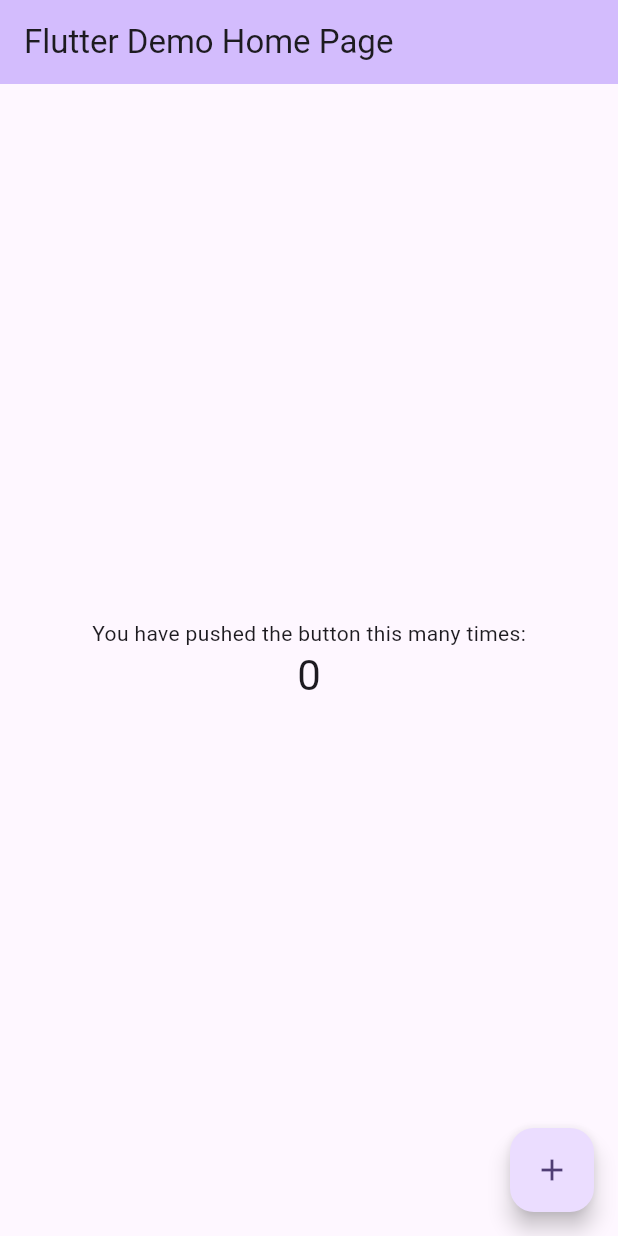
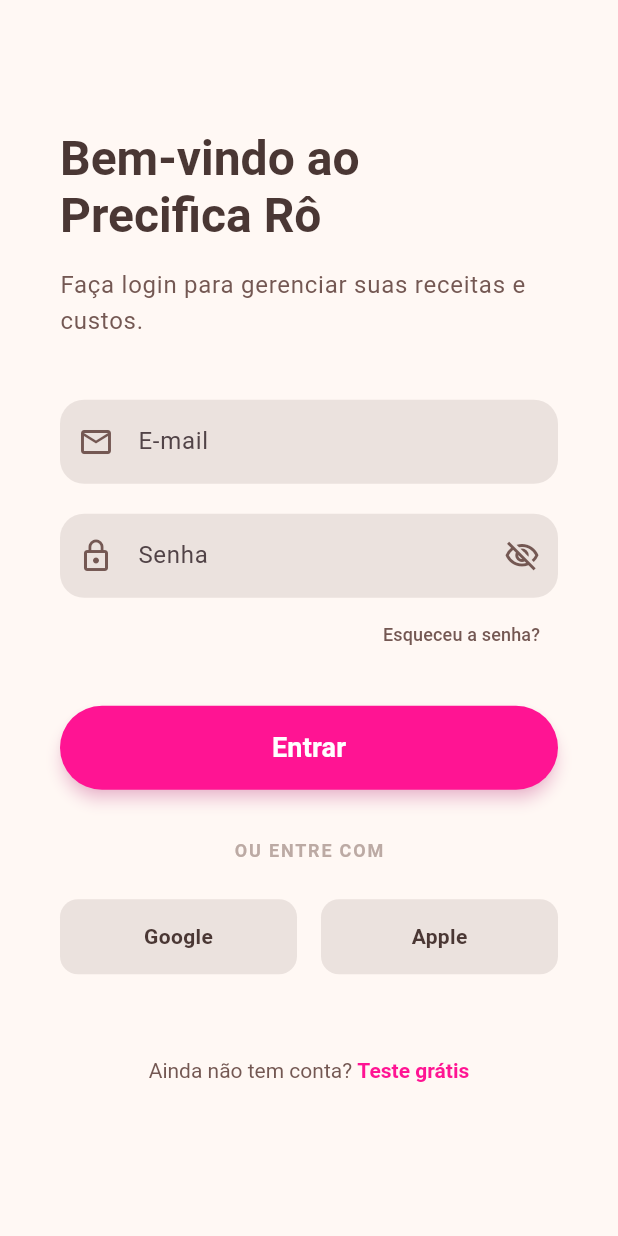
Before and after one commit to nilknarfsam/precifica_ro_web, a Flutter app: the screen it shows after launch, on a phone screen of 412 x 824 dp. Run offline on Flutter 3.47's test engine with Material 3 defaults, Android fonts, the phone set to English and light mode, and no system bars; our stand-ins replace firebase_core; accounts and stored records are empty.

Commit message:
criação da tela de login

```diff
--- a/lib/main.dart
+++ b/lib/main.dart
@@ -1,122 +1,43 @@
+import 'package:firebase_core/firebase_core.dart';
 import 'package:flutter/material.dart';
+import 'package:precifica_ro_web/pages/login_page.dart';
 
-void main() {
+import 'firebase_options.dart';
+
+Future<void> main() async {
+  WidgetsFlutterBinding.ensureInitialized();
+  await Firebase.initializeApp(
+    options: DefaultFirebaseOptions.currentPlatform,
+  );
   runApp(const MyApp());
 }
 
 class MyApp extends StatelessWidget {
   const MyApp({super.key});
 
-  // This widget is the root of your application.
   @override
   Widget build(BuildContext context) {
     return MaterialApp(
-      title: 'Flutter Demo',
+      title: 'Precifica Rô Web',
+      debugShowCheckedModeBanner: false,
       theme: ThemeData(
-        // This is the theme of your application.
-        //
-        // TRY THIS: Try running your application with "flutter run". You'll see
-        // the application has a purple toolbar. Then, without quitting the app,
-        // try changing the seedColor in the colorScheme below to Colors.green
-        // and then invoke "hot reload" (save your changes or press the "hot
-        // reload" button in a Flutter-supported IDE, or press "r" if you used
-        // the command line to start the app).
-        //
-        // Notice that the counter didn't reset back to zero; the application
-        // state is not lost during the reload. To reset the state, use hot
-        // restart instead.
-        //
-        // This works for code too, not just values: Most code changes can be
-        // tested with just a hot reload.
-        colorScheme: .fromSeed(seedColor: Colors.deepPurple),
+        useMaterial3: true,
+        colorScheme: ColorScheme.fromSeed(
+          seedColor: const Color(0xFFFF1493),
+          primary: const Color(0xFFFF1493),
+          surface: const Color(0xFFFFF8F4),
+        ),
+        textTheme: const TextTheme(
+          displayMedium: TextStyle(
+            fontWeight: FontWeight.bold,
+            color: Color(0xFF4A3734),
+          ),
+          bodyLarge: TextStyle(
+            color: Color(0xFF745853),
+          ),
+        ),
       ),
-      home: const MyHomePage(title: 'Flutter Demo Home Page'),
+      home: const LoginPage(),
     );
   }
 }
-
-class MyHomePage extends StatefulWidget {
-  const MyHomePage({super.key, required this.title});
-
-  // This widget is the home page of your application. It is stateful, meaning
-  // that it has a State object (defined below) that contains fields that affect
-  // how it looks.
-
-  // This class is the configuration for the state. It holds the values (in this
-  // case the title) provided by the parent (in this case the App widget) and
-  // used by the build method of the State. Fields in a Widget subclass are
-  // always marked "final".
-
-  final String title;
-
-  @override
-  State<MyHomePage> createState() => _MyHomePageState();
-}
-
-class _MyHomePageState extends State<MyHomePage> {
-  int _counter = 0;
-
-  void _incrementCounter() {
-    setState(() {
-      // This call to setState tells the Flutter framework that something has
-      // changed in this State, which causes it to rerun the build method below
-      // so that the display can reflect the updated values. If we changed
-      // _counter without calling setState(), then the build method would not be
-      // called again, and so nothing would appear to happen.
-      _counter++;
-    });
-  }
-
-  @override
-  Widget build(BuildContext context) {
-    // This method is rerun every time setState is called, for instance as done
-    // by the _incrementCounter method above.
-    //
-    // The Flutter framework has been optimized to make rerunning build methods
-    // fast, so that you can just rebuild anything that needs updating rather
-    // than having to individually change instances of widgets.
-    return Scaffold(
-      appBar: AppBar(
-        // TRY THIS: Try changing the color here to a specific color (to
-        // Colors.amber, perhaps?) and trigger a hot reload to see the AppBar
-        // change color while the other colors stay the same.
-        backgroundColor: Theme.of(context).colorScheme.inversePrimary,
-        // Here we take the value from the MyHomePage object that was created by
-        // the App.build method, and use it to set our appbar title.
-        title: Text(widget.title),
-      ),
-      body: Center(
-        // Center is a layout widget. It takes a single child and positions it
-        // in the middle of the parent.
-        child: Column(
-          // Column is also a layout widget. It takes a list of children and
-          // arranges them vertically. By default, it sizes itself to fit its
-          // children horizontally, and tries to be as tall as its parent.
-          //
-          // Column has various properties to control how it sizes itself and
-          // how it positions its children. Here we use mainAxisAlignment to
-          // center the children vertically; the main axis here is the vertical
-          // axis because Columns are vertical (the cross axis would be
-          // horizontal).
-          //
-          // TRY THIS: Invoke "debug painting" (choose the "Toggle Debug Paint"
-          // action in the IDE, or press "p" in the console), to see the
-          // wireframe for each widget.
-          mainAxisAlignment: .center,
-          children: [
-            const Text('You have pushed the button this many times:'),
-            Text(
-              '$_counter',
-              style: Theme.of(context).textTheme.headlineMedium,
-            ),
-          ],
-        ),
-      ),
-      floatingActionButton: FloatingActionButton(
-        onPressed: _incrementCounter,
-        tooltip: 'Increment',
-        child: const Icon(Icons.add),
-      ),
-    );
-  }
-}
--- /dev/null
+++ b/lib/pages/login_page.dart
@@ -0,0 +1,244 @@
+import 'package:flutter/material.dart';
+
+class LoginPage extends StatelessWidget {
+  const LoginPage({super.key});
+
+  static const Color _pink = Color(0xFFFF1493);
+  static const Color _cream = Color(0xFFFFF8F4);
+  static const Color _chocolate = Color(0xFF4A3734);
+  static const Color _mauve = Color(0xFF745853);
+  static const Color _fieldBg = Color(0xFFEBE2DE);
+  static const Color _divider = Color(0xFFBCAAA4);
+
+  @override
+  Widget build(BuildContext context) {
+    final size = MediaQuery.of(context).size;
+    final isDesktop = size.width > 900;
+
+    return Scaffold(
+      backgroundColor: _cream,
+      body: Row(
+        children: [
+          if (isDesktop)
+            Expanded(
+              flex: 1,
+              child: Container(
+                decoration: const BoxDecoration(
+                  gradient: LinearGradient(
+                    begin: Alignment.topLeft,
+                    end: Alignment.bottomRight,
+                    colors: [
+                      _pink,
+                      Color(0xFFC71585),
+                    ],
+                  ),
+                ),
+                child: Container(
+                  decoration: BoxDecoration(
+                    gradient: LinearGradient(
+                      begin: Alignment.topCenter,
+                      end: Alignment.bottomCenter,
+                      colors: [
+                        Colors.black.withValues(alpha: 0.1),
+                        Colors.black.withValues(alpha: 0.4),
+                      ],
+                    ),
+                  ),
+                  padding: const EdgeInsets.all(48),
+                  child: Column(
+                    crossAxisAlignment: CrossAxisAlignment.start,
+                    children: [
+                      Expanded(
+                        child: Center(
+                          child: Icon(
+                            Icons.cake_outlined,
+                            size: 120,
+                            color: Colors.white.withValues(alpha: 0.9),
+                          ),
+                        ),
+                      ),
+                      const Text(
+                        'Precifica Rô',
+                        style: TextStyle(
+                          color: Colors.white,
+                          fontSize: 48,
+                          fontWeight: FontWeight.w900,
+                          letterSpacing: -2,
+                        ),
+                      ),
+                      const SizedBox(height: 12),
+                      Text(
+                        'Transforme sua paixão em lucro com o canvas do confeiteiro.',
+                        style: TextStyle(
+                          color: Colors.white.withValues(alpha: 0.95),
+                          fontSize: 18,
+                        ),
+                      ),
+                    ],
+                  ),
+                ),
+              ),
+            ),
+          Expanded(
+            flex: 1,
+            child: Center(
+              child: SingleChildScrollView(
+                padding: const EdgeInsets.symmetric(horizontal: 40, vertical: 24),
+                child: ConstrainedBox(
+                  constraints: const BoxConstraints(maxWidth: 400),
+                  child: Column(
+                    crossAxisAlignment: CrossAxisAlignment.start,
+                    children: [
+                      Text(
+                        'Bem-vindo ao\nPrecifica Rô',
+                        style: Theme.of(context).textTheme.displayMedium?.copyWith(
+                              fontSize: 32,
+                              height: 1.2,
+                            ),
+                      ),
+                      const SizedBox(height: 16),
+                      Text(
+                        'Faça login para gerenciar suas receitas e custos.',
+                        style: Theme.of(context).textTheme.bodyLarge,
+                      ),
+                      const SizedBox(height: 40),
+                      _buildTextField(
+                        label: 'E-mail',
+                        icon: Icons.email_outlined,
+                      ),
+                      const SizedBox(height: 20),
+                      _buildTextField(
+                        label: 'Senha',
+                        icon: Icons.lock_outline,
+                        isPassword: true,
+                      ),
+                      Align(
+                        alignment: Alignment.centerRight,
+                        child: TextButton(
+                          onPressed: () {},
+                          child: const Text(
+                            'Esqueceu a senha?',
+                            style: TextStyle(color: _mauve, fontSize: 12),
+                          ),
+                        ),
+                      ),
+                      const SizedBox(height: 24),
+                      SizedBox(
+                        width: double.infinity,
+                        height: 56,
+                        child: ElevatedButton(
+                          onPressed: () {},
+                          style: ElevatedButton.styleFrom(
+                            backgroundColor: _pink,
+                            foregroundColor: Colors.white,
+                            shape: RoundedRectangleBorder(
+                              borderRadius: BorderRadius.circular(28),
+                            ),
+                            elevation: 4,
+                            shadowColor: _pink.withValues(alpha: 0.4),
+                          ),
+                          child: const Text(
+                            'Entrar',
+                            style: TextStyle(
+                              fontSize: 18,
+                              fontWeight: FontWeight.bold,
+                            ),
+                          ),
+                        ),
+                      ),
+                      const SizedBox(height: 32),
+                      const Center(
+                        child: Text(
+                          'OU ENTRE COM',
+                          style: TextStyle(
+                            fontSize: 12,
+                            fontWeight: FontWeight.bold,
+                            color: _divider,
+                            letterSpacing: 1.2,
+                          ),
+                        ),
+                      ),
+                      const SizedBox(height: 24),
+                      Row(
+                        children: [
+                          Expanded(child: _buildSocialButton('Google')),
+                          const SizedBox(width: 16),
+                          Expanded(child: _buildSocialButton('Apple')),
+                        ],
+                      ),
+                      const SizedBox(height: 40),
+                      Center(
+                        child: TextButton(
+                          onPressed: () {},
+                          child: RichText(
+                            text: const TextSpan(
+                              style: TextStyle(color: _mauve, fontSize: 14),
+                              children: [
+                                TextSpan(text: 'Ainda não tem conta? '),
+                                TextSpan(
+                                  text: 'Teste grátis',
+                                  style: TextStyle(
+                                    color: _pink,
+                                    fontWeight: FontWeight.bold,
+                                  ),
+                                ),
+                              ],
+                            ),
+                          ),
+                        ),
+                      ),
+                    ],
+                  ),
+                ),
+              ),
+            ),
+          ),
+        ],
+      ),
+    );
+  }
+
+  Widget _buildTextField({
+    required String label,
+    required IconData icon,
+    bool isPassword = false,
+  }) {
+    return Container(
+      decoration: BoxDecoration(
+        color: _fieldBg,
+        borderRadius: BorderRadius.circular(16),
+      ),
+      child: TextField(
+        obscureText: isPassword,
+        decoration: InputDecoration(
+          hintText: label,
+          prefixIcon: Icon(icon, color: _mauve),
+          suffixIcon: isPassword
+              ? const Icon(Icons.visibility_off_outlined, color: _mauve)
+              : null,
+          border: InputBorder.none,
+          contentPadding: const EdgeInsets.symmetric(horizontal: 20, vertical: 16),
+        ),
+      ),
+    );
+  }
+
+  Widget _buildSocialButton(String label) {
+    return Container(
+      height: 50,
+      decoration: BoxDecoration(
+        color: _fieldBg,
+        borderRadius: BorderRadius.circular(12),
+      ),
+      child: Center(
+        child: Text(
+          label,
+          style: const TextStyle(
+            fontWeight: FontWeight.w600,
+            color: _chocolate,
+          ),
+        ),
+      ),
+    );
+  }
+}
--- a/pubspec.yaml
+++ b/pubspec.yaml
@@ -34,6 +34,9 @@
   # The following adds the Cupertino Icons font to your application.
   # Use with the CupertinoIcons class for iOS style icons.
   cupertino_icons: ^1.0.8
+  firebase_core: ^4.6.0
+  firebase_auth: ^6.3.0
+  cloud_firestore: ^6.2.0
 
 dev_dependencies:
   flutter_test:
```
Also changed, not shown: firebase.json (added), lib/firebase_options.dart (added), pubspec.lock, 4 other files.
